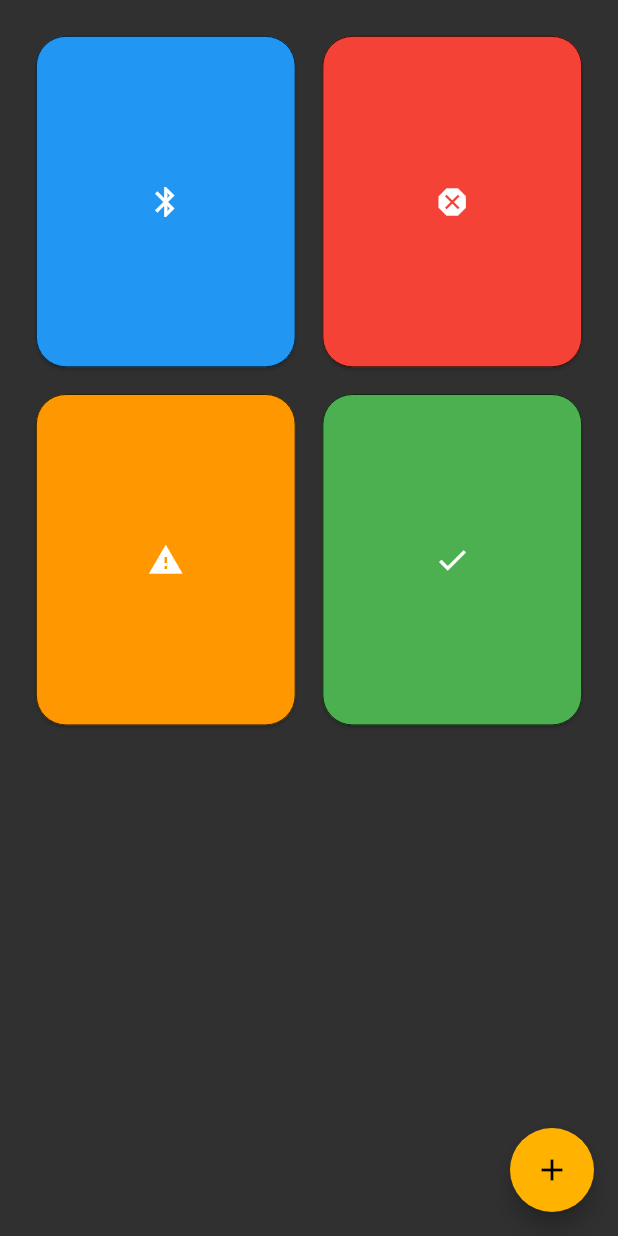
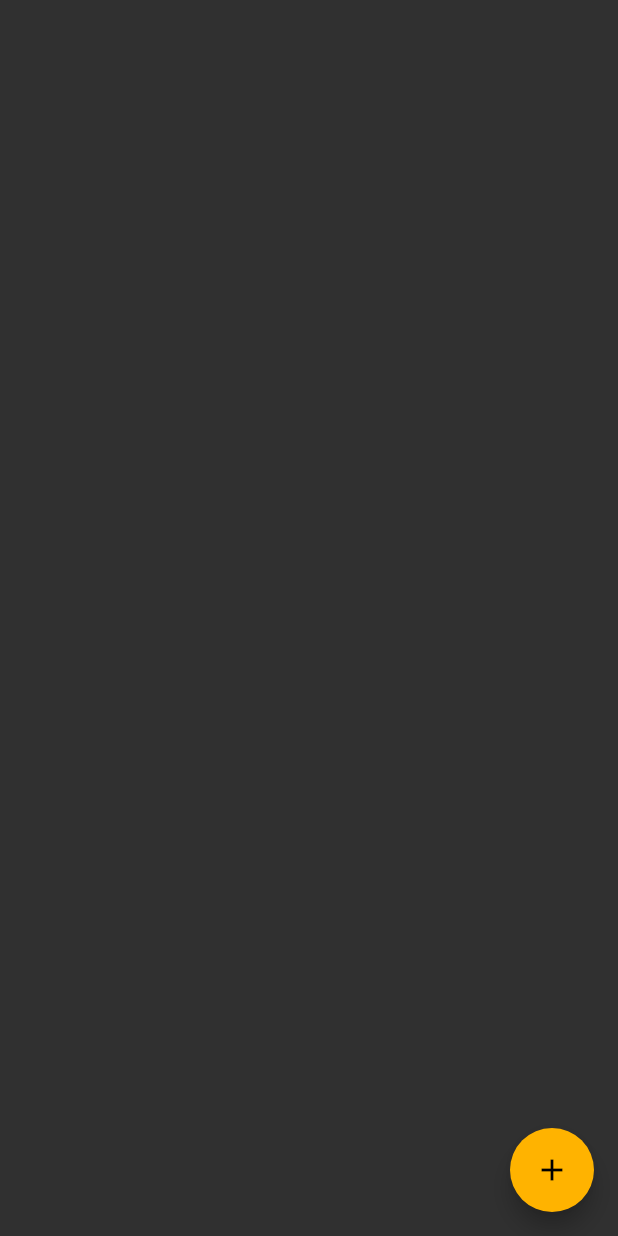
Before and after one commit to brettbar/dictum, a Flutter app: the NotesGridView screen opened directly, on a phone screen of 412 x 824 dp. Run offline on Flutter 3.47's test engine with Material 2 defaults, Android fonts, the phone set to English and light mode, and no system bars; our stand-ins replace sqflite; accounts and stored records are empty.

Commit message:
persistent note cards

```diff
--- a/lib/models/note.dart
+++ b/lib/models/note.dart
@@ -1,11 +1,12 @@
 import 'package:flutter/material.dart';
 
 class Note {
-    final int id;
-    final String title;
-    final String text;
-    final Color color;
-    final DateTime creationTime;
+  int id;
+  String title;
+  String text;
+  Color color;
+  DateTime dateCreated;
+  DateTime dateLastEdited;
 
 
   Note({
@@ -13,28 +14,52 @@ class Note {
     required this.title,
     required this.text,
     required this.color,
-        required this.creationTime,
+    required this.dateCreated,
+    required this.dateLastEdited,
   });
 
-    Map<String, dynamic> toMap() {
-        return {
-            'id': id,
+  factory Note.fromMap(Map<String, dynamic> data) {
+    return Note(
+      id: data['id'],
+      title: data['title'],
+      text: data['text'],
+      color: Color(data['color']),
+      dateCreated: DateTime.fromMillisecondsSinceEpoch(data['date_created'] * 1000),
+      dateLastEdited: DateTime.fromMillisecondsSinceEpoch(data['date_last_edited'] * 1000),
+    );
+  }
+
+  Map<String, dynamic> toMap(bool forUpdate) {
+    var data ={
+      //'id': id,
       'title': title,
       'text': text,
-            'color': color.toString(),
-            'creation_time': creationTime.toUtc(),
+      'color': color.value,
+      'date_created': epochFromDate(dateCreated),
+      'date_last_edited': epochFromDate(dateLastEdited),
     };
+
+    if (forUpdate) {
+      data["id"] = this.id;
+    }
+
+    return data;
+  }
+
+  int epochFromDate(DateTime dateTime) {
+    return dateTime.millisecondsSinceEpoch ~/ 1000;
   }
 
   @override
   String toString() {
     return '''
-Note{
+      Note {
         id: $id,
         title: $title,
-    text: text,
-    color: color.toString(),
-    creation_time: creationTime.toUtc()
+        text: $text,
+        color: $color,
+        date_created: $dateCreated,
+        date_last_edited: $dateLastEdited,
       }
     ''';
   }
--- /dev/null
+++ b/lib/models/utils.dart
@@ -0,0 +1,16 @@
+class StateManager {
+  static bool _updateNeeded = true;
+
+  static init() {
+    _updateNeeded = true;
+  }
+
+  static bool get updateNeeded {
+    init();
+    return _updateNeeded;
+  }
+
+  static set updateNeeded(bool value) {
+    _updateNeeded = value;
+  }
+}
--- a/lib/notes.dart
+++ b/lib/notes.dart
@@ -2,6 +2,8 @@ import 'package:flutter/material.dart';
 import 'package:flutter_staggered_grid_view/flutter_staggered_grid_view.dart';
 import 'database.dart';
 import 'models/note.dart';
+import 'note_tile.dart';
+import 'models/utils.dart';
 
 class NotesGridView extends StatefulWidget {
   @override
@@ -11,20 +13,6 @@ class NotesGridView extends StatefulWidget {
 class _NotesGridViewState extends State<NotesGridView> {
   List<Map<String, dynamic>> _allNotesInQueryResult = [];
 
-    List<Widget> _notes = <Widget>[
-        NoteTile(Colors.blue, Icons.bluetooth),
-        NoteTile(Colors.red, Icons.dangerous),
-        NoteTile(Colors.orange, Icons.warning),
-        NoteTile(Colors.green, Icons.check),
-    ];
-
-    final List<StaggeredTile> _staggeredTiles = <StaggeredTile>[
-        StaggeredTile.count(1, 1.25),
-        StaggeredTile.count(1, 1.25),
-        StaggeredTile.count(1, 1.25),
-        StaggeredTile.count(1, 1.25),
-    ];
-
   @override
   void initState() {
     super.initState();
@@ -33,17 +21,23 @@ class _NotesGridViewState extends State<NotesGridView> {
 
   @override
   Widget build(BuildContext context) {
+    if (StateManager.updateNeeded) getNotesFromDB();
+
     return Scaffold(
       body: StaggeredGridView.count(
         crossAxisSpacing: 10,
         mainAxisSpacing: 10,
         crossAxisCount: 2,
         padding: const EdgeInsets.all(20),
-                staggeredTiles: _staggeredTiles,
-                children: _notes,
+        children: List.generate(
+          this._allNotesInQueryResult.length, (i) { return _tileGenerator(i); }
+        ),
+        staggeredTiles: List.generate(
+          this._allNotesInQueryResult.length, (i) { return StaggeredTile.count( 1, 1.25 ); }
+        ),
       ),
       floatingActionButton: FloatingActionButton(
-                onPressed: () { Navigator.pushNamed(context, '/list_edit'); },
+        onPressed: () { Navigator.pushNamed(context, '/note_edit'); },
         tooltip: 'Create New List',
         child: const Icon(Icons.add),
         backgroundColor: Colors.amber[600],
@@ -51,39 +45,15 @@ class _NotesGridViewState extends State<NotesGridView> {
     );
   }
 
-    Future<List<Note>> getNotesFromDB() async {
+  Future<void> getNotesFromDB() async {
     var result = await DatabaseProvider.dbProvider.notes();
     setState(() {
-            _allNotesInQueryResult = result;
+      this._allNotesInQueryResult = result;
+      StateManager.updateNeeded = false;
     });
   }
-}
 
-class NoteTile extends StatelessWidget {
-    const NoteTile(this.backgroundColor, this.iconData);
-
-    final Color backgroundColor;
-    final IconData iconData;
-
-    @override
-    Widget build(BuildContext context) {
-        return Card(
-            color: backgroundColor,
-            child: InkWell(
-                onTap: () {},
-                child: Center(
-                    child: Padding(
-                        padding: const EdgeInsets.all(4),
-                        child: Icon(
-                            iconData,
-                            color: Colors.white,
-                        ),
-                    ),
-                ),),
-            shape: RoundedRectangleBorder(
-                side: BorderSide(color: Colors.black, width: 0.5),
-                borderRadius: BorderRadius.circular(20),
-            )
-        );
+  NoteTile _tileGenerator(int i) {
+    return NoteTile( Note.fromMap(_allNotesInQueryResult[i]) );
   }
 }
```
Also changed, not shown: lib/database.dart (+25 -22 lines), lib/list_edit.dart (deleted, +0 -27 lines), lib/lists.dart (deleted, +0 -73 lines), lib/main.dart (+4 -49 lines), lib/note_edit.dart (+22 -9 lines), lib/note_tile.dart (added, +41 -0 lines), lib/models/list.dart (deleted), 1 other file. Lines whose indentation alone changed are shown as unchanged.
